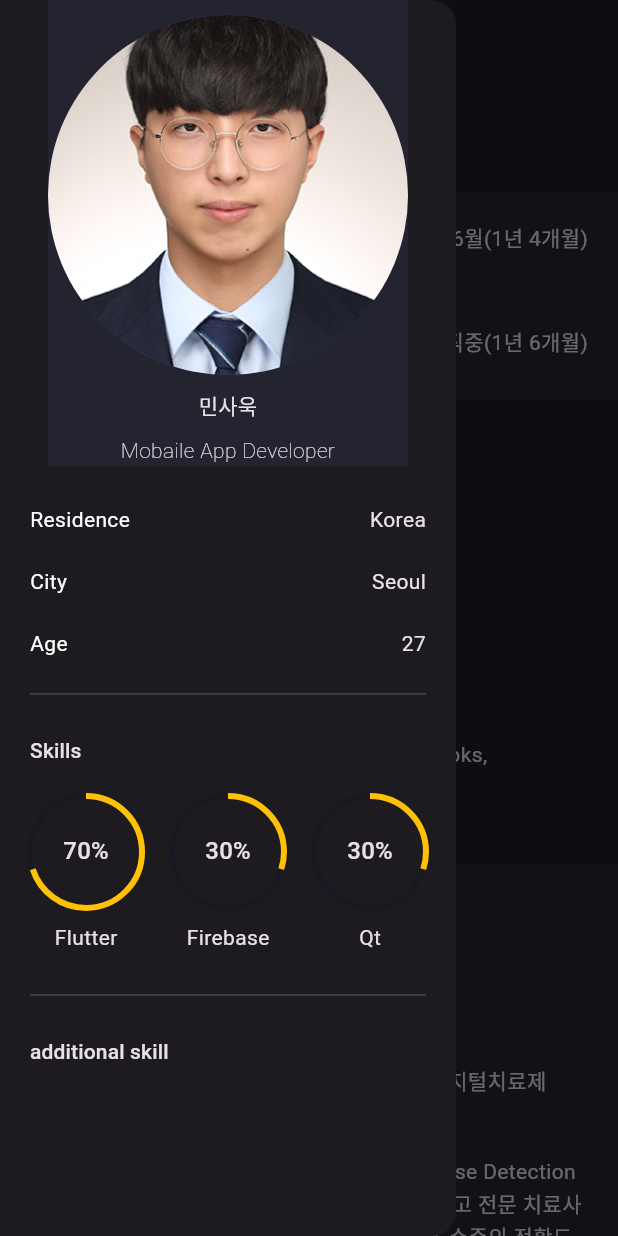
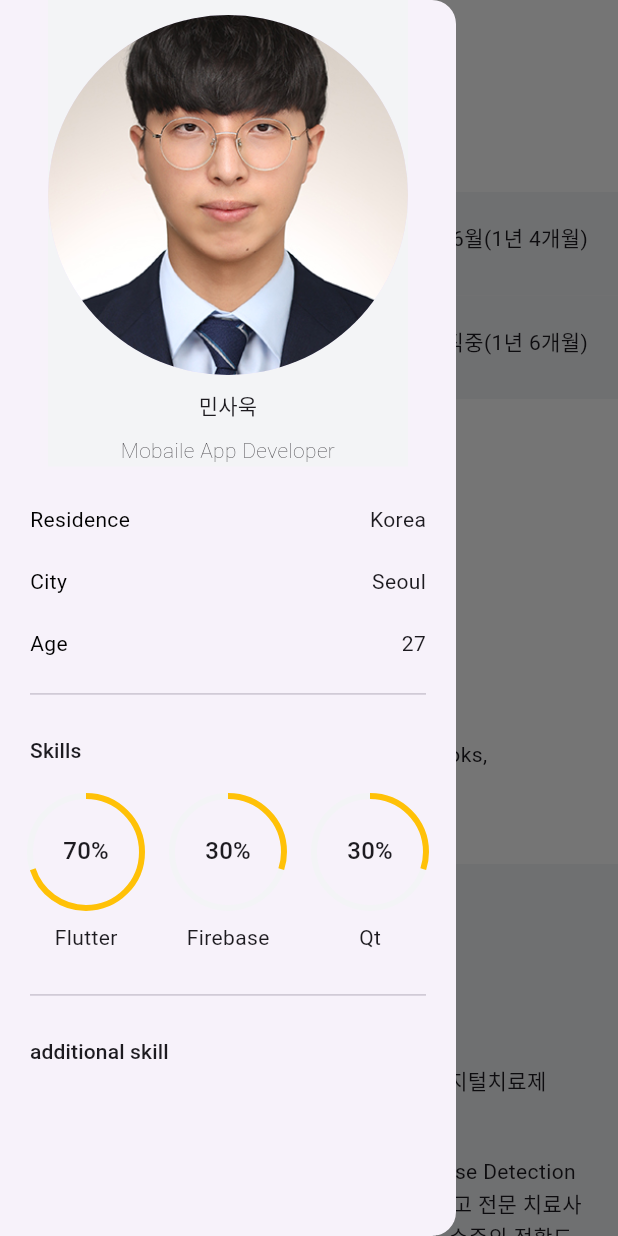
Before and after one commit to minsawook/web_portfolio, a Flutter app: the screen it shows after launch, after a tap on the "menu" icon, on a phone screen of 412 x 824 dp. Run offline on Flutter 3.47's test engine with Material 3 defaults, Android fonts, the phone set to English and light mode, and no system bars; our stand-ins replace animated_text_kit, flutter_svg; network calls fail.

Commit message:
Switch portfolio to light theme

```diff
--- a/lib/components/animated_progress_indicator.dart
+++ b/lib/components/animated_progress_indicator.dart
@@ -27,7 +27,7 @@ class AnimatedCircularProgressIndicator extends StatelessWidget {
                 CircularProgressIndicator(
                   value: value,
                   color: primaryColor,
-                  backgroundColor: darkColor,
+                  backgroundColor: secondaryColor,
                 ),
                 Center(
                     child: Text(
@@ -74,7 +74,7 @@ class AnimatedLinearProgressIndicator extends StatelessWidget {
               children: [
                 Text(
                   label,
-                  style: TextStyle(color: Colors.white),
+                  style: TextStyle(color: Colors.black),
                 ),
                 Text((value * 100).toInt().toString() + "%"),
               ],
@@ -83,7 +83,7 @@ class AnimatedLinearProgressIndicator extends StatelessWidget {
             LinearProgressIndicator(
               value: value,
               color: primaryColor,
-              backgroundColor: darkColor,
+              backgroundColor: secondaryColor,
             ),
           ],
         ),
--- a/lib/constants.dart
+++ b/lib/constants.dart
@@ -1,10 +1,11 @@
 import 'package:flutter/material.dart';
 
 const primaryColor = Color(0xFFFFC107);
-const secondaryColor = Color(0xFF242430);
-const darkColor = Color(0xFF191923);
-const bodyTextColor = Color(0xFF8B8B8D);
-const bgColor = Color(0xFF1E1E28);
+// Light theme colors
+const secondaryColor = Color(0xFFF3F4F6);
+const darkColor = Color(0xFFE0E0E0);
+const bodyTextColor = Color(0xFF333333);
+const bgColor = Color(0xFFFFFFFF);
 
 const defaultPadding = 20.0;
 const defaultDuration = Duration(seconds: 1); // we use it on our animation
--- a/lib/main.dart
+++ b/lib/main.dart
@@ -16,7 +16,7 @@ class MyApp extends StatelessWidget {
     return MaterialApp(
       debugShowCheckedModeBanner: false,
       title: 'msw\'s  portfolio',
-      theme: ThemeData.dark().copyWith(
+      theme: ThemeData.light().copyWith(
         primaryColor: primaryColor,
         scaffoldBackgroundColor: bgColor,
         canvasColor: bgColor,
--- a/lib/screens/home/components/home_banner.dart
+++ b/lib/screens/home/components/home_banner.dart
@@ -16,7 +16,7 @@ class HomeBanner extends StatelessWidget {
       child: Stack(
         fit: StackFit.expand,
         children: [
-          Container(color: darkColor.withOpacity(0.66)),
+          Container(color: Colors.white.withOpacity(0.66)),
           Row(mainAxisAlignment: MainAxisAlignment.end, children: <Widget>[
             Image.asset(
               "assets/images/human.png",
@@ -34,11 +34,11 @@ class HomeBanner extends StatelessWidget {
                   style: Responsive.isDesktop(context)
                       ? Theme.of(context).textTheme.displaySmall!.copyWith(
                             fontWeight: FontWeight.bold,
-                            color: Colors.white,
+                            color: Colors.black,
                           )
                       : Theme.of(context).textTheme.headlineMedium!.copyWith(
                             fontWeight: FontWeight.bold,
-                            color: Colors.white,
+                            color: Colors.black,
                           ),
                 ),
                 if (Responsive.isMobileLarge(context)) const SizedBox(height: defaultPadding / 2),
--- a/lib/screens/home/components/post_card.dart
+++ b/lib/screens/home/components/post_card.dart
@@ -41,7 +41,7 @@ class PostCard extends StatelessWidget {
                 parseHtmlString(post.description!),
                 //maxLines: Responsive.isMobileLarge(context) ? 3 : 4,
                 overflow: TextOverflow.ellipsis,
-                style: TextStyle(height: 1.5, color: Colors.white70),
+                style: TextStyle(height: 1.5, color: Colors.black87),
               ),
             ),
             // Spacer(),
--- a/lib/screens/home/components/project_card.dart
+++ b/lib/screens/home/components/project_card.dart
@@ -39,7 +39,7 @@ class ProjectCard extends StatelessWidget {
                 project.description!,
                 maxLines: Responsive.isMobileLarge(context) ? 5 : 6,
                 overflow: TextOverflow.ellipsis,
-                style: TextStyle(height: 1.5, color: Colors.white70),
+                style: TextStyle(height: 1.5, color: Colors.black87),
               ),
             ),
             // Spacer(),
--- a/lib/screens/main/components/area_info_text.dart
+++ b/lib/screens/main/components/area_info_text.dart
@@ -20,7 +20,7 @@ class AreaInfoText extends StatelessWidget {
         children: [
           Text(
             title!,
-            style: TextStyle(color: Colors.white),
+            style: TextStyle(color: Colors.black),
           ),
           Text(text!),
         ],
--- a/lib/screens/main/components/my_info.dart
+++ b/lib/screens/main/components/my_info.dart
@@ -1,4 +1,5 @@
 import 'package:flutter/material.dart';
+import '../../../constants.dart';
 
 class MyInfo extends StatelessWidget {
   const MyInfo({
@@ -8,7 +9,7 @@ class MyInfo extends StatelessWidget {
   @override
   Widget build(BuildContext context) {
     return Container(
-      color: Color(0xFF242430),
+      color: secondaryColor,
       child: Column(
         mainAxisSize: MainAxisSize.min,
         children: [
--- a/lib/screens/main/components/side_menu.dart
+++ b/lib/screens/main/components/side_menu.dart
@@ -65,7 +65,7 @@ class SideMenu extends StatelessWidget {
                     Container(
                       height: MediaQuery.of(context).size.height * 0.07,
                       margin: EdgeInsets.only(top: defaultPadding),
-                      color: Color(0xFF24242E),
+                      color: secondaryColor,
                       child: Row(
                         mainAxisAlignment: MainAxisAlignment.spaceAround,
                         children: [
```
